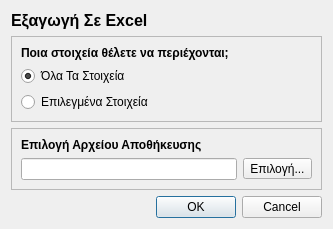
Qt form ui/ui_files/excel_export.ui (tdgs/medical_qt_ruby) before a commit.
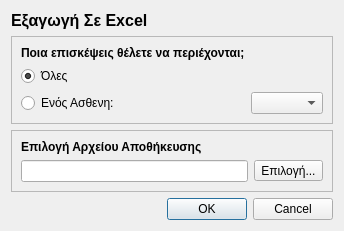
The same form after that commit.

Commit message: excel module

```diff
--- a/ui/ui_files/excel_export.ui
+++ b/ui/ui_files/excel_export.ui
@@ -33,10 +33,7 @@
      <property name="frameShadow">
       <enum>QFrame::Raised</enum>
      </property>
-     <layout class="QFormLayout" name="formLayout">
-      <property name="fieldGrowthPolicy">
-       <enum>QFormLayout::ExpandingFieldsGrow</enum>
-      </property>
+     <layout class="QGridLayout" name="gridLayout_3">
       <item row="0" column="0">
        <widget class="QLabel" name="label_2">
         <property name="text">
@@ -44,24 +41,40 @@
 &lt;html&gt;&lt;head&gt;&lt;meta name=&quot;qrichtext&quot; content=&quot;1&quot; /&gt;&lt;style type=&quot;text/css&quot;&gt;
 p, li { white-space: pre-wrap; }
 &lt;/style&gt;&lt;/head&gt;&lt;body style=&quot; font-family:'Ubuntu'; font-size:9pt; font-weight:400; font-style:normal;&quot;&gt;
-&lt;p style=&quot; margin-top:0px; margin-bottom:0px; margin-left:0px; margin-right:0px; -qt-block-indent:0; text-indent:0px;&quot;&gt;&lt;span style=&quot; font-weight:600;&quot;&gt;Ποια στοιχεία θέλετε να περιέχονται;&lt;/span&gt;&lt;/p&gt;&lt;/body&gt;&lt;/html&gt;</string>
+&lt;p style=&quot; margin-top:0px; margin-bottom:0px; margin-left:0px; margin-right:0px; -qt-block-indent:0; text-indent:0px;&quot;&gt;&lt;span style=&quot; font-weight:600;&quot;&gt;Ποια επισκέψεις θέλετε να περιέχονται;&lt;/span&gt;&lt;/p&gt;&lt;/body&gt;&lt;/html&gt;</string>
         </property>
        </widget>
       </item>
-      <item row="1" column="0" colspan="2">
+      <item row="1" column="0">
        <widget class="QRadioButton" name="radioButton">
         <property name="text">
-         <string>Όλα Τα Στοιχεία</string>
+         <string>Όλες</string>
         </property>
         <property name="checked">
          <bool>true</bool>
         </property>
        </widget>
       </item>
-      <item row="2" column="0" colspan="2">
+      <item row="4" column="0">
        <widget class="QRadioButton" name="selectionOnly">
+        <property name="sizePolicy">
+         <sizepolicy hsizetype="Maximum" vsizetype="Fixed">
+          <horstretch>0</horstretch>
+          <verstretch>0</verstretch>
+         </sizepolicy>
+        </property>
         <property name="text">
-         <string>Επιλεγμένα Στοιχεία</string>
+         <string>Ενός Ασθενη:</string>
+        </property>
+       </widget>
+      </item>
+      <item row="4" column="1">
+       <widget class="QComboBox" name="comboBox">
+        <property name="sizePolicy">
+         <sizepolicy hsizetype="MinimumExpanding" vsizetype="Fixed">
+          <horstretch>0</horstretch>
+          <verstretch>0</verstretch>
+         </sizepolicy>
         </property>
        </widget>
       </item>
```
The commit also changes 4 other files.
